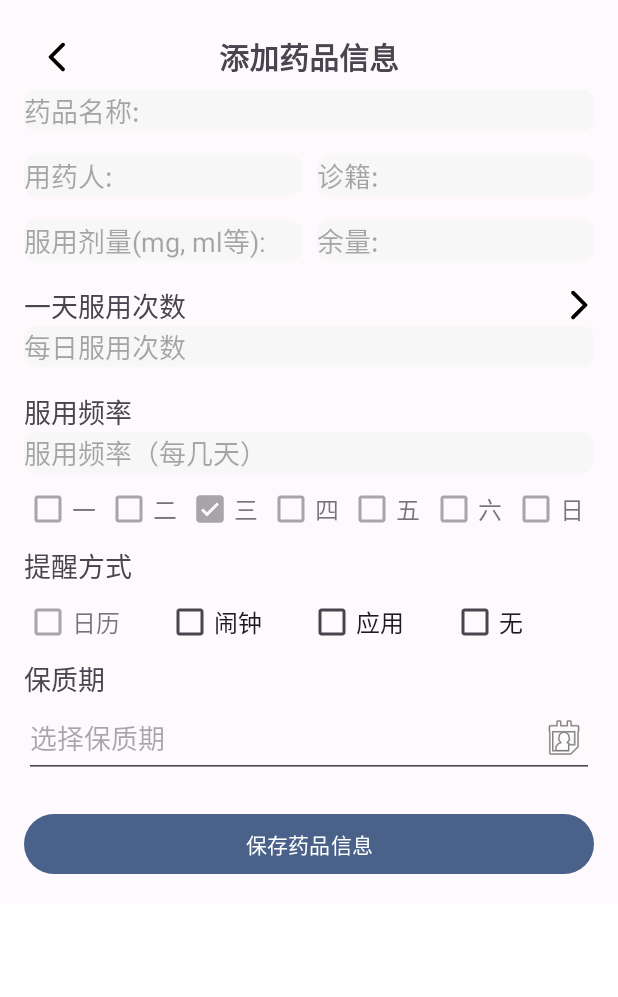
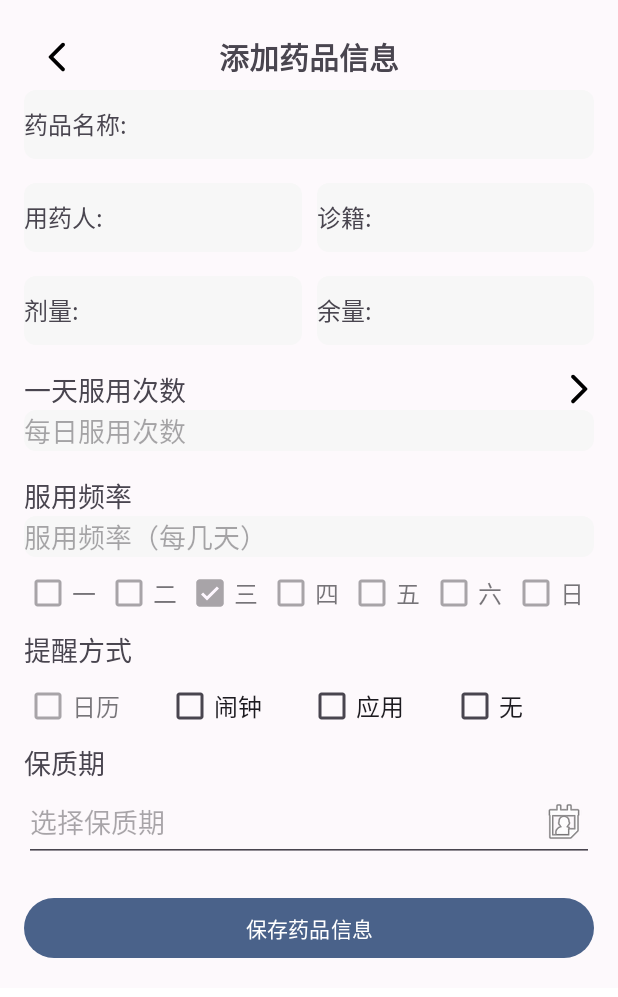
Before and after one commit to android-app-development-course/2024-Autumn-Aberdeen-6-MediCare, an Android app: the AddMedActivity screen opened directly, with no data from a screen before it, on a phone screen of 412 x 824 dp. Shown: the top 997 px of the screen. Run offline under Robolectric (Android 15) with nearby library versions, the phone set to English and light mode, and no system bars; 1 statement that could not run was skipped.

Commit message:
用户体验微调

```diff
--- a/app/src/main/java/com/appdev/medicare/MainActivity.kt
+++ b/app/src/main/java/com/appdev/medicare/MainActivity.kt
@@ -9,6 +9,7 @@ import android.widget.RadioGroup
 import androidx.appcompat.app.AppCompatActivity
 import androidx.fragment.app.Fragment
 import androidx.fragment.app.FragmentActivity
+import androidx.recyclerview.widget.RecyclerView
 import androidx.viewpager2.adapter.FragmentStateAdapter
 import androidx.viewpager2.widget.ViewPager2
 import java.util.ArrayList
@@ -33,18 +34,8 @@ class Fragment3 : Fragment() {
         return inflater.inflate(R.layout.activity_record, container, false)
     }
 }
-class Fragment4 : Fragment() {
-    override fun onCreateView(
-        inflater: LayoutInflater,
-        container: ViewGroup?,
-        savedInstanceState: Bundle?
-    ): View? {
-        return inflater.inflate(R.layout.activity_me, container, false)
-    }
-}
 
 class MainActivity : AppCompatActivity() {
-    // 使用更符合Kotlin命名习惯的变量名
     private lateinit var viewPager: ViewPager2
     private lateinit var radioGroup: RadioGroup
     private lateinit var radioButton1: RadioButton
@@ -58,6 +49,8 @@ class MainActivity : AppCompatActivity() {
         setContentView(R.layout.activity_main)
 
         initViews()
+
+        viewPager.reduceDragSensitivity()
 
         // 为RadioGroup设置选中状态改变的监听器
         radioGroup.setOnCheckedChangeListener { _, checkedId ->
@@ -89,7 +82,7 @@ class MainActivity : AppCompatActivity() {
         fragmentList.add(CalendarFragment())
         fragmentList.add(Fragment2())
         fragmentList.add(Fragment3())
-        fragmentList.add(Fragment4())
+        fragmentList.add(MeFragment())
 
         val adapter = ViewPager2Adapter(this, fragmentList)
         viewPager.adapter = adapter
@@ -116,3 +109,15 @@ class ViewPager2Adapter(fragmentActivity: FragmentActivity, private val fragment
         return fragmentList[position]
     }
 }
+
+// 定义扩展函数用于降低ViewPager2的拖动灵敏度
+fun ViewPager2.reduceDragSensitivity() {
+    val recyclerViewField = ViewPager2::class.java.getDeclaredField("mRecyclerView")
+    recyclerViewField.isAccessible = true
+    val recyclerView = recyclerViewField.get(this) as RecyclerView
+
+    val touchSlopField = RecyclerView::class.java.getDeclaredField("mTouchSlop")
+    touchSlopField.isAccessible = true
+    val touchSlop = touchSlopField.get(recyclerView) as Int
+    touchSlopField.set(recyclerView, touchSlop * 2)       // "8" was obtained experimentally
+}
--- a/app/src/main/res/layout/activity_add_medication.xml
+++ b/app/src/main/res/layout/activity_add_medication.xml
@@ -47,11 +47,26 @@
         </LinearLayout>
 
         <!-- Medication Name -->
-        <EditText
+        <LinearLayout
             style="@style/CustomInputStyle"
-            android:id="@+id/editTextMedicationName"
-            android:hint="药品名称:"
-            android:inputType="text" />
+            android:layout_width="match_parent"
+            android:layout_height="wrap_content"
+            android:orientation="horizontal">
+            <TextView
+                android:layout_width="wrap_content"
+                android:layout_height="wrap_content"
+                android:text="药品名称:"
+                android:textSize="16sp"/>
+            <EditText
+                android:id="@+id/editTextMedicationName"
+                android:layout_width="0dp"
+                android:layout_height="wrap_content"
+                android:layout_weight="1"
+                android:padding="12dp"
+                android:inputType="text"
+                android:textSize="16sp"
+                android:backgroundTint="@android:color/transparent"/>
+        </LinearLayout>
 
         <!-- Patient Name and Medical Record -->
         <LinearLayout
@@ -61,24 +76,50 @@
             android:layout_marginTop="16dp">
 
             <!-- Patient Name -->
-            <EditText
+            <LinearLayout
                 style="@style/CustomInputStyle"
-                android:id="@+id/editTextPatientName"
                 android:layout_weight="1"
-                android:hint="用药人:"
-                android:inputType="textPersonName" />
+                android:orientation="horizontal">
+                <TextView
+                    android:layout_width="wrap_content"
+                    android:layout_height="wrap_content"
+                    android:text="用药人:"
+                    android:textSize="16sp"/>
+                <EditText
+                    android:id="@+id/editTextPatientName"
+                    android:layout_width="0dp"
+                    android:layout_height="wrap_content"
+                    android:layout_weight="1"
+                    android:padding="12dp"
+                    android:inputType="textPersonName"
+                    android:textSize="16sp"
+                    android:backgroundTint="@android:color/transparent"/>
+            </LinearLayout>
 
             <Space
                 android:layout_width="10dp"
                 android:layout_height="wrap_content" />
 
             <!-- Medical Record -->
-            <EditText
+            <LinearLayout
                 style="@style/CustomInputStyle"
-                android:id="@+id/editTextMedicalRecord"
                 android:layout_weight="1"
-                android:hint="诊籍:"
-                android:inputType="text" />
+                android:orientation="horizontal">
+                <TextView
+                    android:layout_width="wrap_content"
+                    android:layout_height="wrap_content"
+                    android:text="诊籍:"
+                    android:textSize="16sp"/>
+                <EditText
+                    android:id="@+id/editTextMedicalRecord"
+                    android:layout_width="0dp"
+                    android:layout_height="wrap_content"
+                    android:layout_weight="1"
+                    android:padding="12dp"
+                    android:inputType="text"
+                    android:textSize="16sp"
+                    android:backgroundTint="@android:color/transparent"/>
+            </LinearLayout>
 
         </LinearLayout>
 
@@ -90,24 +131,50 @@
             android:layout_marginTop="16dp">
 
             <!-- Dosage -->
-            <EditText
+            <LinearLayout
                 style="@style/CustomInputStyle"
-                android:id="@+id/editTextDosage"
                 android:layout_weight="1"
-                android:hint="服用剂量(mg, ml等):"
-                android:inputType="text" />
+                android:orientation="horizontal">
+                <TextView
+                    android:layout_width="wrap_content"
+                    android:layout_height="wrap_content"
+                    android:text="剂量:"
+                    android:textSize="16sp"/>
+                <EditText
+                    android:id="@+id/editTextDosage"
+                    android:layout_width="0dp"
+                    android:layout_height="wrap_content"
+                    android:layout_weight="1"
+                    android:padding="12dp"
+                    android:inputType="text"
+                    android:textSize="16sp"
+                    android:backgroundTint="@android:color/transparent"/>
+            </LinearLayout>
 
             <Space
                 android:layout_width="10dp"
                 android:layout_height="wrap_content" />
 
             <!-- Remaining Amount -->
-            <EditText
+            <LinearLayout
                 style="@style/CustomInputStyle"
-                android:id="@+id/editTextRemainingAmount"
                 android:layout_weight="1"
-                android:hint="余量:"
-                android:inputType="number" />
+                android:orientation="horizontal">
+                <TextView
+                    android:layout_width="wrap_content"
+                    android:layout_height="wrap_content"
+                    android:text="余量:"
+                    android:textSize="16sp"/>
+                <EditText
+                    android:id="@+id/editTextRemainingAmount"
+                    android:layout_width="0dp"
+                    android:layout_height="wrap_content"
+                    android:layout_weight="1"
+                    android:padding="12dp"
+                    android:inputType="number"
+                    android:textSize="16sp"
+                    android:backgroundTint="@android:color/transparent"/>
+            </LinearLayout>
 
         </LinearLayout>
 
```
